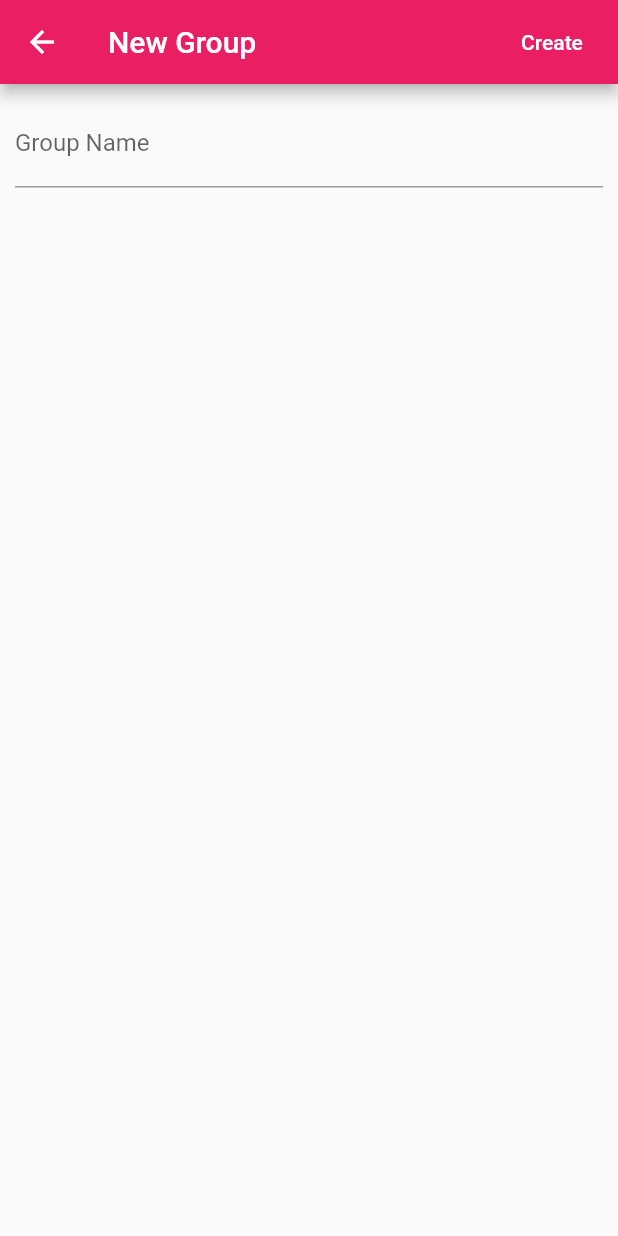
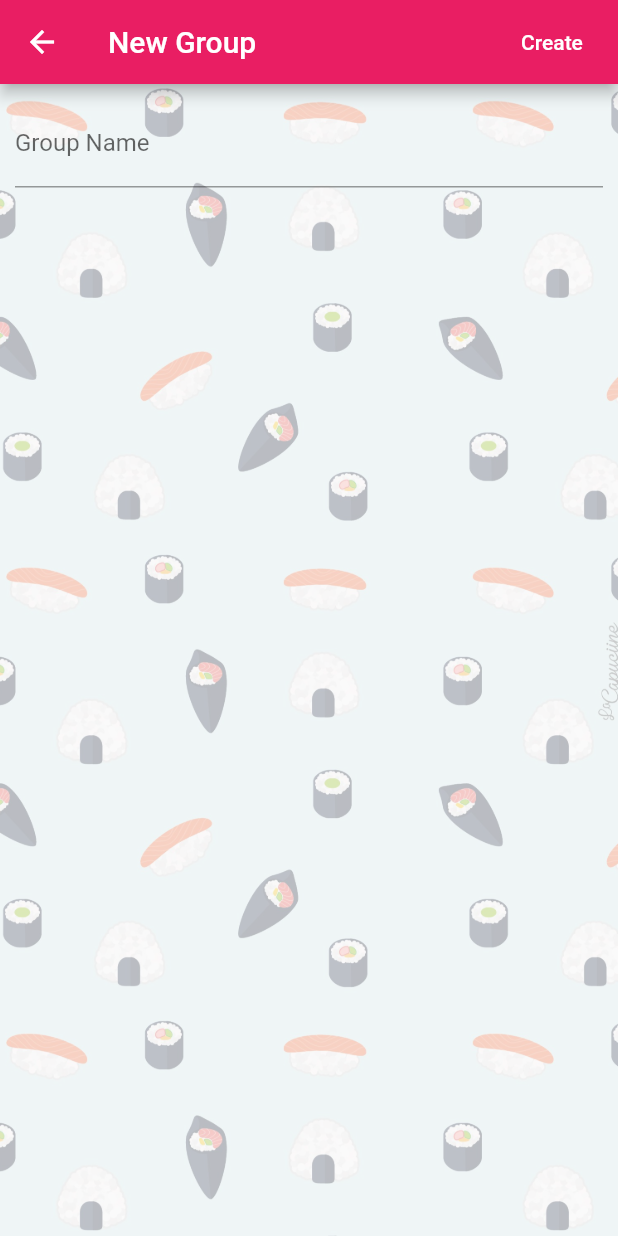
Before and after one commit to Lucria/Orbital2019_QuickDiv, a Flutter app: the CreateGroupName screen opened directly with empty values, on a phone screen of 412 x 824 dp. Run offline on Flutter 3.47's test engine with Material 2 defaults, Android fonts, the light colour scheme and no system bars; our stand-ins replace contacts_service, image_cropper, image_picker, permission_handler, rflutter_alert, validators; missing offline and left inert: animated_floatactionbuttons, firebase_ml_vision; accounts and stored records are empty.

Commit message:
[Feat] Added background to create_group page

```diff
--- a/lib/pages/create_group_name.dart
+++ b/lib/pages/create_group_name.dart
@@ -1,5 +1,6 @@
 import 'package:contacts_service/contacts_service.dart';
 import 'package:flutter/material.dart';
+import 'package:quickdiv_orbital2019/widget/ui_elements/background.dart';
 import 'package:scoped_model/scoped_model.dart';
 import '../models/custom_contacts.dart';
 import '../models/group.dart';
@@ -126,7 +127,8 @@ class _CreateGroupName extends State<CreateGroupName> {
       print('[CreateGroupName Widget] Back button pressed!');
       Navigator.pop(context, false);
       return Future.value(false);
-    }, child: ScopedModelDescendant<GroupsModel>(
+    },
+    child: ScopedModelDescendant<GroupsModel>(
       builder: (BuildContext context, Widget child, GroupsModel model) {
         if (model.selectedGroup != null) {
           _editing = true;
@@ -147,7 +149,9 @@ class _CreateGroupName extends State<CreateGroupName> {
               ),
             ],
           ),
-          body: Form(
+          body: Container(
+            decoration: BackgroundImage.myBoxDecoration(),
+            child: Form(
               key: _formKey,
               child: Column(
                 children: <Widget>[
@@ -156,6 +160,7 @@ class _CreateGroupName extends State<CreateGroupName> {
                 ],
               ),
             ),
+          )
         );
       },
     ));
```
Lines whose indentation alone changed are shown as unchanged.
